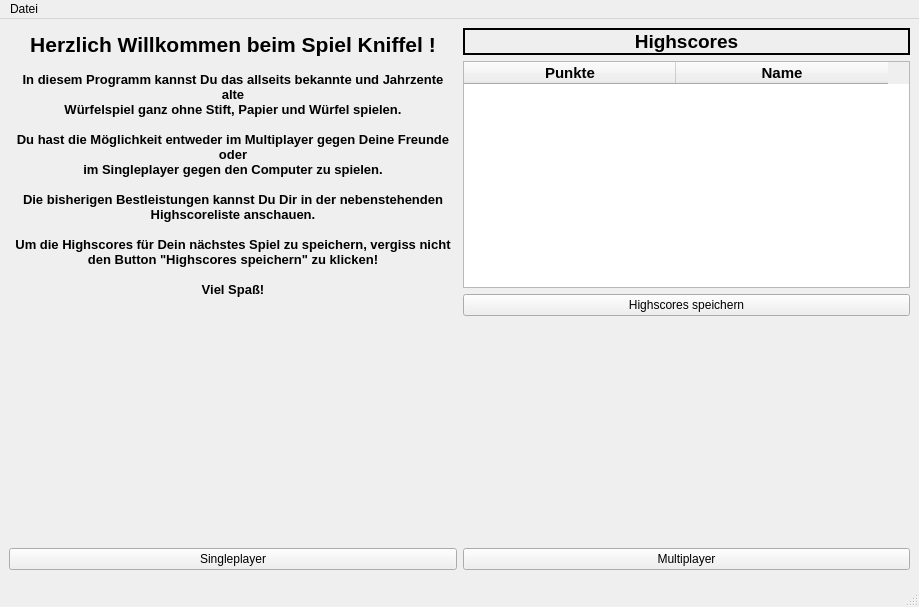
Before: the Qt Designer form mainwindow.ui in michelfiedler/Kniffel.mrai, drawn with Qt 5.
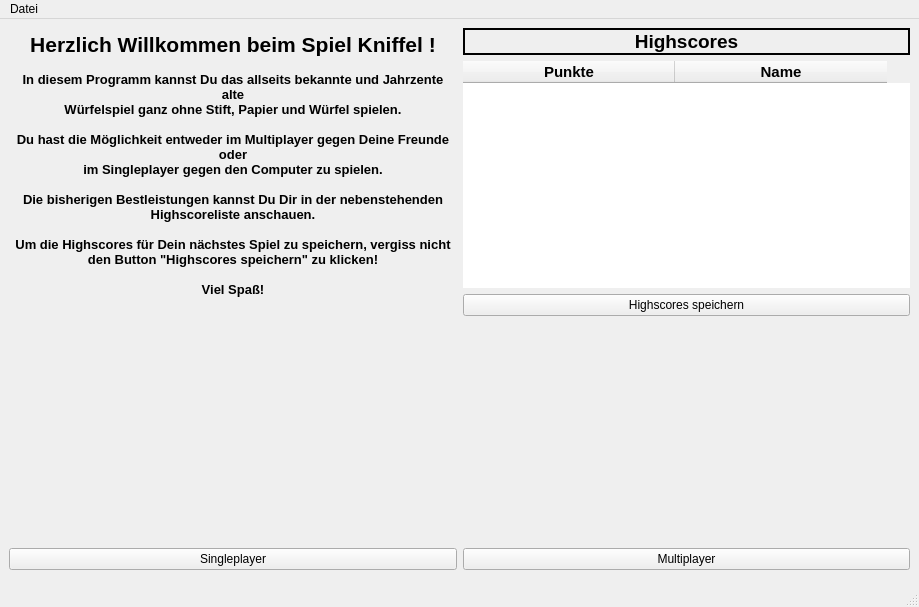
After: the same form once the commit is applied. Icons and pictures are not drawn.

```diff
--- a/mainwindow.ui
+++ b/mainwindow.ui
@@ -111,6 +111,9 @@
     </item>
     <item row="1" column="1">
      <widget class="QTableWidget" name="tW_Bestenliste">
+      <property name="frameShape">
+       <enum>QFrame::NoFrame</enum>
+      </property>
       <property name="editTriggers">
        <set>QAbstractItemView::NoEditTriggers</set>
       </property>
```
Left out of the diff: 4 changed lines with no effect on the pictures.
